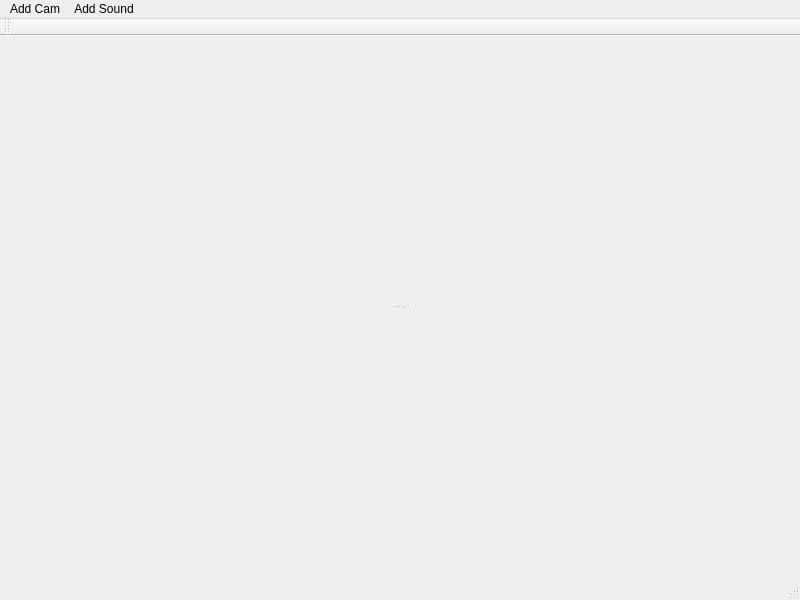
This is mainwindow.ui in m-garanin/zgui-qt as Qt 5 draws it before an edit. The edited form follows.
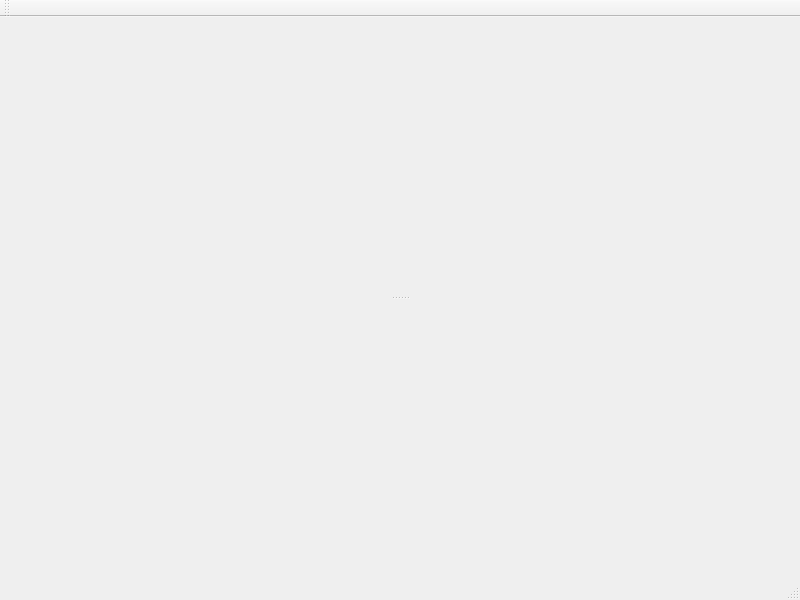
This is the edited form.

The edit to the form file:
```diff
--- a/mainwindow.ui
+++ b/mainwindow.ui
@@ -36,34 +36,6 @@
     </item>
    </layout>
   </widget>
-  <widget class="QMenuBar" name="menuBar">
-   <property name="geometry">
-    <rect>
-     <x>0</x>
-     <y>0</y>
-     <width>800</width>
-     <height>21</height>
-    </rect>
-   </property>
-   <property name="defaultUp">
-    <bool>false</bool>
-   </property>
-   <property name="nativeMenuBar">
-    <bool>false</bool>
-   </property>
-   <widget class="QMenu" name="menuAdd_Cam">
-    <property name="title">
-     <string>Add Cam</string>
-    </property>
-   </widget>
-   <widget class="QMenu" name="menuAdd_Sound">
-    <property name="title">
-     <string>Add Sound</string>
-    </property>
-   </widget>
-   <addaction name="menuAdd_Cam"/>
-   <addaction name="menuAdd_Sound"/>
-  </widget>
   <widget class="QToolBar" name="mainToolBar">
    <property name="movable">
     <bool>true</bool>
```
Left out of the diff: 2 changed lines with no effect on the pictures.
